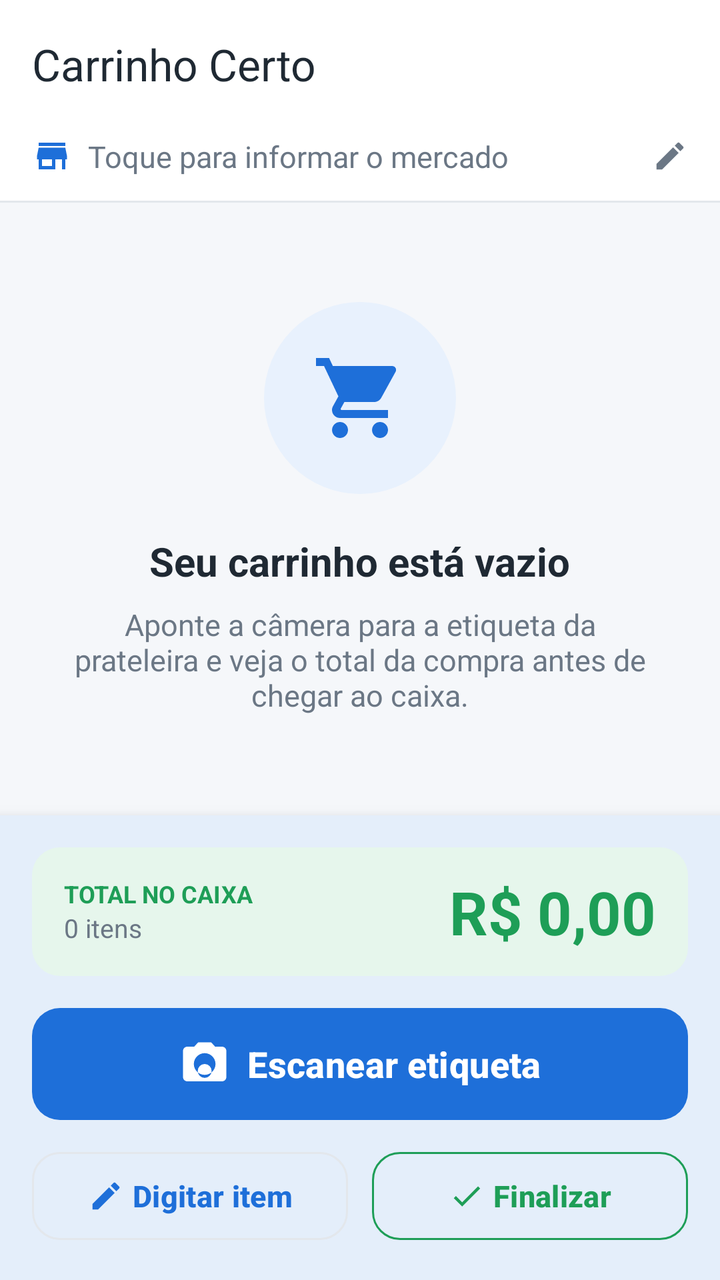
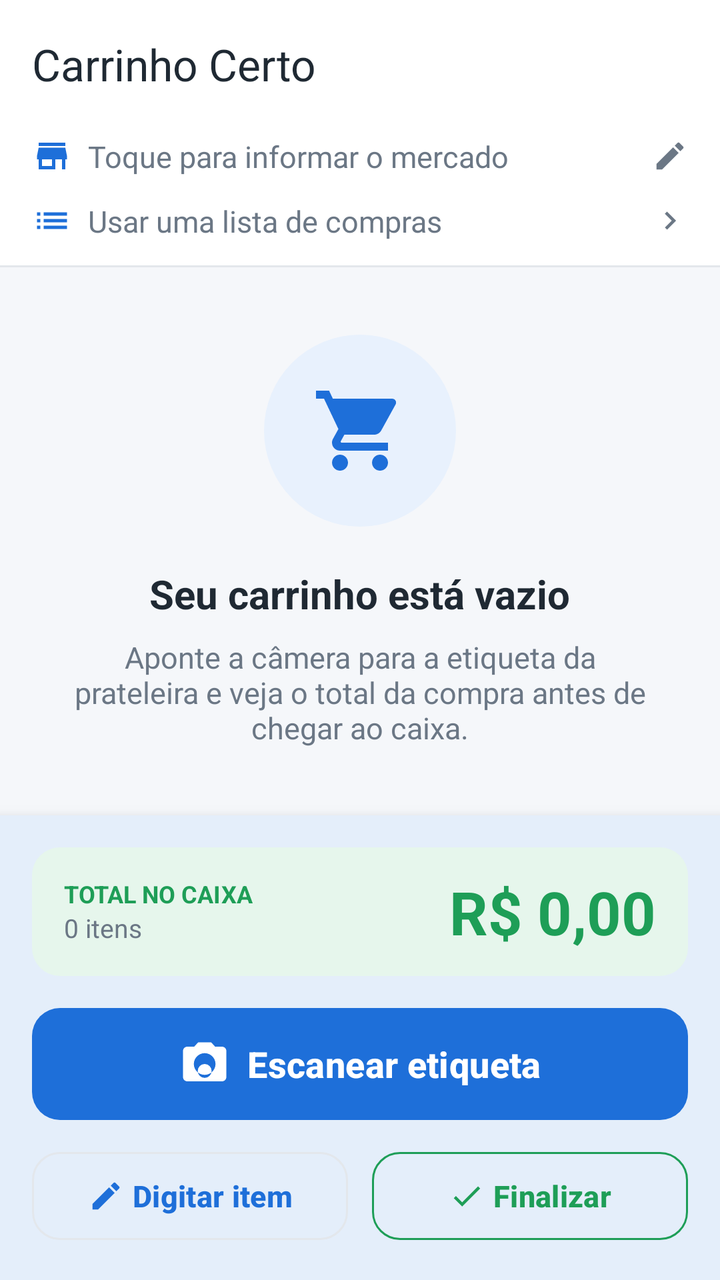

An Android layout rendered at two revisions. The XML below is the earlier revision; the diff shows what the commit changed to produce the second picture.
<!-- AndroidManifest.xml: application theme Theme.Carrinho -->
<!-- res/layout/activity_main.xml -->
<?xml version="1.0" encoding="utf-8"?>
<androidx.coordinatorlayout.widget.CoordinatorLayout xmlns:android="http://schemas.android.com/apk/res/android"
    xmlns:app="http://schemas.android.com/apk/res-auto"
    android:id="@+id/root"
    android:layout_width="match_parent"
    android:layout_height="match_parent"
    android:fitsSystemWindows="true">

    <LinearLayout
        android:layout_width="match_parent"
        android:layout_height="match_parent"
        android:orientation="vertical">

        <com.google.android.material.appbar.MaterialToolbar
            android:id="@+id/toolbar"
            android:layout_width="match_parent"
            android:layout_height="?attr/actionBarSize"
            android:background="@color/white"
            app:title="Carrinho Certo"
            app:titleTextColor="@color/ink" />

        <LinearLayout
            android:id="@+id/storeBar"
            android:layout_width="match_parent"
            android:layout_height="wrap_content"
            android:background="@color/white"
            android:foreground="?attr/selectableItemBackground"
            android:gravity="center_vertical"
            android:orientation="horizontal"
            android:paddingStart="16dp"
            android:paddingTop="4dp"
            android:paddingEnd="16dp"
            android:paddingBottom="12dp">

            <ImageView
                android:layout_width="20dp"
                android:layout_height="20dp"
                android:src="@drawable/ic_store"
                app:tint="@color/blue" />

            <TextView
                android:id="@+id/storeName"
                android:layout_width="0dp"
                android:layout_height="wrap_content"
                android:layout_marginStart="8dp"
                android:layout_weight="1"
                android:text="Toque para informar o mercado"
                android:textColor="@color/gray"
                android:textSize="15sp" />

            <ImageView
                android:layout_width="18dp"
                android:layout_height="18dp"
                android:src="@drawable/ic_edit"
                app:tint="@color/gray" />
        </LinearLayout>

        <View
            android:layout_width="match_parent"
            android:layout_height="1dp"
            android:background="@color/gray_line" />

        <FrameLayout
            android:layout_width="match_parent"
            android:layout_height="0dp"
            android:layout_weight="1">

            <androidx.recyclerview.widget.RecyclerView
                android:id="@+id/list"
                android:layout_width="match_parent"
                android:layout_height="match_parent"
                android:clipToPadding="false"
                android:paddingTop="8dp"
                android:paddingBottom="8dp" />

            <LinearLayout
                android:id="@+id/empty"
                android:layout_width="match_parent"
                android:layout_height="match_parent"
                android:gravity="center"
                android:orientation="vertical"
                android:padding="32dp">

                <FrameLayout
                    android:layout_width="96dp"
                    android:layout_height="96dp"
                    android:background="@drawable/bg_circle_blue_light">

                    <ImageView
                        android:layout_width="48dp"
                        android:layout_height="48dp"
                        android:layout_gravity="center"
                        android:src="@drawable/ic_cart"
                        app:tint="@color/blue" />
                </FrameLayout>

                <TextView
                    android:layout_width="wrap_content"
                    android:layout_height="wrap_content"
                    android:layout_marginTop="20dp"
                    android:text="Seu carrinho está vazio"
                    android:textColor="@color/ink"
                    android:textSize="20sp"
                    android:textStyle="bold" />

                <TextView
                    android:layout_width="wrap_content"
                    android:layout_height="wrap_content"
                    android:layout_marginTop="8dp"
                    android:gravity="center"
                    android:text="Aponte a câmera para a etiqueta da prateleira e veja o total da compra antes de chegar ao caixa."
                    android:textColor="@color/gray"
                    android:textSize="15sp" />
            </LinearLayout>
        </FrameLayout>

        <com.google.android.material.card.MaterialCardView
            style="@style/Card"
            android:layout_width="match_parent"
            android:layout_height="wrap_content"
            app:cardCornerRadius="0dp"
            app:cardElevation="8dp">

            <LinearLayout
                android:layout_width="match_parent"
                android:layout_height="wrap_content"
                android:orientation="vertical"
                android:padding="16dp">

                <LinearLayout
                    android:layout_width="match_parent"
                    android:layout_height="wrap_content"
                    android:background="@drawable/bg_total"
                    android:gravity="center_vertical"
                    android:orientation="horizontal"
                    android:paddingStart="16dp"
                    android:paddingTop="12dp"
                    android:paddingEnd="16dp"
                    android:paddingBottom="12dp">

                    <LinearLayout
                        android:layout_width="0dp"
                        android:layout_height="wrap_content"
                        android:layout_weight="1"
                        android:orientation="vertical">

                        <TextView
                            android:layout_width="wrap_content"
                            android:layout_height="wrap_content"
                            android:text="TOTAL NO CAIXA"
                            android:textColor="@color/green"
                            android:textSize="12sp"
                            android:textStyle="bold" />

                        <TextView
                            android:id="@+id/count"
                            android:layout_width="wrap_content"
                            android:layout_height="wrap_content"
                            android:text="0 itens"
                            android:textColor="@color/gray"
                            android:textSize="13sp" />
                    </LinearLayout>

                    <TextView
                        android:id="@+id/total"
                        android:layout_width="wrap_content"
                        android:layout_height="wrap_content"
                        android:text="R$ 0,00"
                        android:textColor="@color/green"
                        android:textSize="30sp"
                        android:textStyle="bold" />
                </LinearLayout>

                <com.google.android.material.button.MaterialButton
                    android:id="@+id/btnScan"
                    android:layout_width="match_parent"
                    android:layout_height="64dp"
                    android:layout_marginTop="12dp"
                    android:text="Escanear etiqueta"
                    android:textSize="18sp"
                    app:icon="@drawable/ic_camera"
                    app:iconGravity="textStart"
                    app:iconSize="26dp" />

                <LinearLayout
                    android:layout_width="match_parent"
                    android:layout_height="wrap_content"
                    android:layout_marginTop="8dp"
                    android:orientation="horizontal">

                    <com.google.android.material.button.MaterialButton
                        android:id="@+id/btnManual"
                        style="@style/BtnOutlined"
                        android:layout_width="0dp"
                        android:layout_height="wrap_content"
                        android:layout_marginEnd="6dp"
                        android:layout_weight="1"
                        android:text="Digitar item"
                        app:icon="@drawable/ic_edit"
                        app:iconGravity="textStart" />

                    <com.google.android.material.button.MaterialButton
                        android:id="@+id/btnFinish"
                        style="@style/BtnOutlined"
                        android:layout_width="0dp"
                        android:layout_height="wrap_content"
                        android:layout_marginStart="6dp"
                        android:layout_weight="1"
                        android:text="Finalizar"
                        android:textColor="@color/green"
                        app:icon="@drawable/ic_check"
                        app:iconGravity="textStart"
                        app:iconTint="@color/green"
                        app:strokeColor="@color/green" />
                </LinearLayout>
            </LinearLayout>
        </com.google.android.material.card.MaterialCardView>
    </LinearLayout>
</androidx.coordinatorlayout.widget.CoordinatorLayout>
<!-- resources referenced by this layout -->
<resources>
  <color name="blue">#1E6FD9</color>
  <color name="gray">#6B7785</color>
  <color name="gray_line">#E3E7EC</color>
  <color name="green">#1E9E57</color>
  <color name="ink">#1F2933</color>
  <color name="white">#FFFFFF</color>
  <!-- drawable bg_circle_blue_light (drawable) -->
  <shape xmlns:android="http://schemas.android.com/apk/res/android" android:shape="oval"><solid android:color="@color/blue_light"/></shape>
  <!-- drawable bg_total (drawable) -->
  <shape xmlns:android="http://schemas.android.com/apk/res/android"><solid android:color="@color/green_light"/><corners android:radius="14dp"/></shape>
  <!-- drawable ic_check (drawable) -->
  <vector xmlns:android="http://schemas.android.com/apk/res/android" android:width="24dp" android:height="24dp" android:viewportWidth="24" android:viewportHeight="24" android:tint="?attr/colorControlNormal">
      <path android:fillColor="@android:color/white" android:pathData="M9,16.17L4.83,12l-1.42,1.41L9,19 21,7l-1.41,-1.41z"/>
  </vector>
  <!-- drawable ic_edit (drawable) -->
  <vector xmlns:android="http://schemas.android.com/apk/res/android" android:width="24dp" android:height="24dp" android:viewportWidth="24" android:viewportHeight="24" android:tint="?attr/colorControlNormal">
      <path android:fillColor="@android:color/white" android:pathData="M3,17.25V21h3.75L17.81,9.94l-3.75,-3.75L3,17.25zM20.71,7.04c0.39,-0.39 0.39,-1.02 0,-1.41l-2.34,-2.34c-0.39,-0.39 -1.02,-0.39 -1.41,0l-1.83,1.83 3.75,3.75 1.83,-1.83z"/>
  </vector>
  <!-- drawable ic_store (drawable) -->
  <vector xmlns:android="http://schemas.android.com/apk/res/android" android:width="24dp" android:height="24dp" android:viewportWidth="24" android:viewportHeight="24" android:tint="?attr/colorControlNormal">
      <path android:fillColor="@android:color/white" android:pathData="M20,4H4v2h16V4zM21,14v-2l-1,-5H4l-1,5v2h1v6h10v-6h4v6h2v-6h1zM12,18H6v-4h6v4z"/>
  </vector>
  <style name="BtnOutlined" parent="Widget.Material3.Button.OutlinedButton">
          <item name="android:minHeight">52dp</item>
          <item name="cornerRadius">14dp</item>
          <item name="android:textSize">15sp</item>
      </style>
  <style name="Card" parent="Widget.Material3.CardView.Elevated">
          <item name="cardCornerRadius">16dp</item>
          <item name="cardBackgroundColor">@color/white</item>
          <item name="cardElevation">1dp</item>
      </style>
  <color name="blue_light">#E8F1FD</color>
  <color name="green_light">#E6F6EC</color>
  <color name="blue_dark">#1557B0</color>
  <color name="red">#D93636</color>
  <color name="bg">#F5F7FA</color>
  <style name="Btn" parent="Widget.Material3.Button">
          <item name="android:minHeight">52dp</item>
          <item name="cornerRadius">14dp</item>
          <item name="android:textSize">16sp</item>
          <item name="android:textStyle">bold</item>
      </style>
  <!-- unchanged entries left out for length: 3 -->
</resources>

<!-- the commit's change to res/layout/activity_main.xml (unified diff, before → after) -->
@@ -52,6 +52,41 @@
                 android:layout_width="18dp"
                 android:layout_height="18dp"
                 android:src="@drawable/ic_edit"
+                app:tint="@color/gray" />
+        </LinearLayout>
+
+        <LinearLayout
+            android:id="@+id/listBar"
+            android:layout_width="match_parent"
+            android:layout_height="wrap_content"
+            android:background="@color/white"
+            android:foreground="?attr/selectableItemBackground"
+            android:gravity="center_vertical"
+            android:orientation="horizontal"
+            android:paddingStart="16dp"
+            android:paddingEnd="16dp"
+            android:paddingBottom="12dp">
+
+            <ImageView
+                android:layout_width="20dp"
+                android:layout_height="20dp"
+                android:src="@drawable/ic_list"
+                app:tint="@color/blue" />
+
+            <TextView
+                android:id="@+id/listName"
+                android:layout_width="0dp"
+                android:layout_height="wrap_content"
+                android:layout_marginStart="8dp"
+                android:layout_weight="1"
+                android:text="Usar uma lista de compras"
+                android:textColor="@color/gray"
+                android:textSize="15sp" />
+
+            <ImageView
+                android:layout_width="18dp"
+                android:layout_height="18dp"
+                android:src="@drawable/ic_chevron_right"
                 app:tint="@color/gray" />
         </LinearLayout>
 
<!-- resource entries referenced after the edit -->
@@ -14,9 +14,17 @@
   <vector xmlns:android="http://schemas.android.com/apk/res/android" android:width="24dp" android:height="24dp" android:viewportWidth="24" android:viewportHeight="24" android:tint="?attr/colorControlNormal">
       <path android:fillColor="@android:color/white" android:pathData="M9,16.17L4.83,12l-1.42,1.41L9,19 21,7l-1.41,-1.41z"/>
   </vector>
+  <!-- drawable ic_chevron_right (drawable) -->
+  <vector xmlns:android="http://schemas.android.com/apk/res/android" android:width="24dp" android:height="24dp" android:viewportWidth="24" android:viewportHeight="24" android:tint="?attr/colorControlNormal">
+      <path android:fillColor="@android:color/white" android:pathData="M10,6L8.59,7.41 13.17,12l-4.58,4.59L10,18l6,-6z"/>
+  </vector>
   <!-- drawable ic_edit (drawable) -->
   <vector xmlns:android="http://schemas.android.com/apk/res/android" android:width="24dp" android:height="24dp" android:viewportWidth="24" android:viewportHeight="24" android:tint="?attr/colorControlNormal">
       <path android:fillColor="@android:color/white" android:pathData="M3,17.25V21h3.75L17.81,9.94l-3.75,-3.75L3,17.25zM20.71,7.04c0.39,-0.39 0.39,-1.02 0,-1.41l-2.34,-2.34c-0.39,-0.39 -1.02,-0.39 -1.41,0l-1.83,1.83 3.75,3.75 1.83,-1.83z"/>
+  </vector>
+  <!-- drawable ic_list (drawable) -->
+  <vector xmlns:android="http://schemas.android.com/apk/res/android" android:width="24dp" android:height="24dp" android:viewportWidth="24" android:viewportHeight="24" android:tint="?attr/colorControlNormal">
+      <path android:fillColor="@android:color/white" android:pathData="M3,13h2v-2H3v2zM3,17h2v-2H3v2zM3,9h2V7H3v2zM7,13h14v-2H7v2zM7,17h14v-2H7v2zM7,7v2h14V7H7z"/>
   </vector>
   <!-- drawable ic_store (drawable) -->
   <vector xmlns:android="http://schemas.android.com/apk/res/android" android:width="24dp" android:height="24dp" android:viewportWidth="24" android:viewportHeight="24" android:tint="?attr/colorControlNormal">
